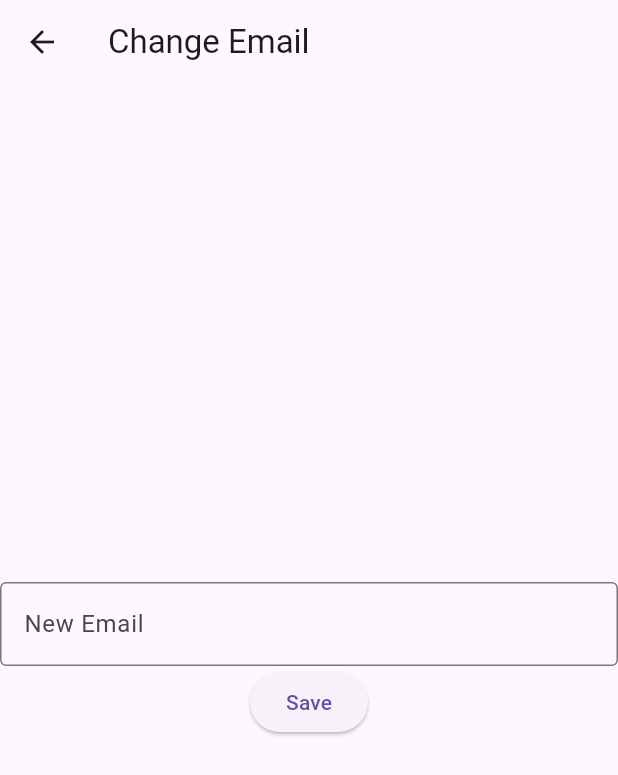
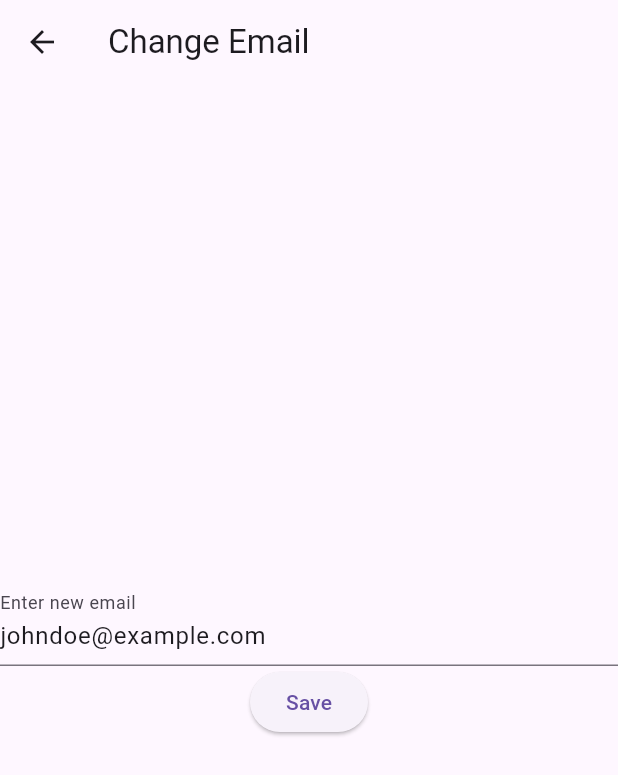
Before and after one commit to fibrobar/fitborat, a Flutter app: the MyDataScreen screen opened by its route, after a tap on "Change Email", on a phone screen of 412 x 824 dp. Shown: the top 775 px of the screen. Run offline on Flutter 3.47's test engine with Material 3 defaults, Android fonts, the phone set to English and light mode, and no system bars; our stand-ins replace video_player.

Commit message:
my data resolve

```diff
--- a/lib/change_email.dart
+++ b/lib/change_email.dart
@@ -1,11 +1,15 @@
 import 'package:flutter/material.dart';
 
 //save the new email and change the email of the user
+//imput a new string for email and save it
+//put the new email in the place of the  email variable
+
 class ChangeEmailScreen extends StatelessWidget {
   const ChangeEmailScreen({Key? key}) : super(key: key);
 
   @override
   Widget build(BuildContext context) {
+    String email = '';
     return Scaffold(
       appBar: AppBar(
         title: const Text('Change Email'),
@@ -15,15 +19,12 @@ class ChangeEmailScreen extends StatelessWidget {
           mainAxisAlignment: MainAxisAlignment.center,
           children: <Widget>[
             TextField(
-              decoration: const InputDecoration(
-                border: OutlineInputBorder(),
-                labelText: 'New Email',
-              ),
+              onChanged: (value) {
+                email = value;
+              },
             ),
             ElevatedButton(
               onPressed: () {
-                //save the new email
-                //change the email of the user
                 Navigator.pop(context);
               },
               child: const Text('Save'),
--- a/lib/main.dart
+++ b/lib/main.dart
@@ -38,7 +38,7 @@
         '/vegetarian_food': (context) => const VegetarianFoodScreen(),
         '/vegan_food': (context) => const VeganFoodScreen(),
         '/my_data': (context) => const MyDataScreen(),
-        '/change_email': (context) => const ChangeEmailScreen(),
+        //'/change_email': (context) => const ChangeEmailScreen(),
         '/bmi_calculator': (context) => const BmiCalculatorScreen(),
 
 
--- a/lib/my_data.dart
+++ b/lib/my_data.dart
@@ -1,11 +1,15 @@
 import 'package:flutter/material.dart';
 
-//display the name and the email of the user
-//make a buuton to change the email
+class MyDataScreen extends StatefulWidget {
+  const MyDataScreen({Key? key}) : super(key: key);
 
+  @override
+  _MyDataScreenState createState() => _MyDataScreenState();
+}
 
-class MyDataScreen extends StatelessWidget {
-  const MyDataScreen({Key? key}) : super(key: key);
+class _MyDataScreenState extends State<MyDataScreen> {
+  String name = 'John Doe';
+  String email = 'johndoe@example.com';
 
   @override
   Widget build(BuildContext context) {
@@ -17,19 +21,118 @@ class MyDataScreen extends StatelessWidget {
         child: Column(
           mainAxisAlignment: MainAxisAlignment.center,
           children: <Widget>[
-            Text('Name: John Doe'),
-            Text('Email:jhone@gmail.com'),
+            Text('Name: $name'),
+            Text('Email: $email'),
             ElevatedButton(
-              onPressed: () {
-                Navigator.pushNamed(context, '/change_email');
+              onPressed: () async {
+                // Navigate to ChangeEmailScreen and wait for the new email
+                final result = await Navigator.push(
+                  context,
+                  MaterialPageRoute(
+                    builder: (context) => ChangeEmailScreen(initialEmail: email),
+                  ),
+                );
+                // If a new email is returned, update the email
+                if (result != null) {
+                  setState(() {
+                    email = result;
+                  });
+                }
               },
               child: const Text('Change Email'),
             ),
-
-
+            ElevatedButton(
+              onPressed: () async {
+                // Navigate to ChangeNameScreen and wait for the new name
+                final result = await Navigator.push(
+                  context,
+                  MaterialPageRoute(
+                    builder: (context) => ChangeNameScreen(initialName: name),
+                  ),
+                );
+                // If a new name is returned, update the name
+                if (result != null) {
+                  setState(() {
+                    name = result;
+                  });
+                }
+              },
+              child: const Text('Change Name'),
+            ),
           ],
         ),
       ),
     );
   }
 }
+class ChangeEmailScreen extends StatelessWidget {
+  final String initialEmail;
+  const ChangeEmailScreen({Key? key, required this.initialEmail}) : super(key: key);
+
+  @override
+  Widget build(BuildContext context) {
+    String email = initialEmail;
+    return Scaffold(
+      appBar: AppBar(
+        title: const Text('Change Email'),
+      ),
+      body: Center(
+        child: Column(
+          mainAxisAlignment: MainAxisAlignment.center,
+          children: <Widget>[
+            TextField(
+              decoration: const InputDecoration(labelText: 'Enter new email'),
+              onChanged: (value) {
+                email = value;
+              },
+              controller: TextEditingController(text: initialEmail),
+            ),
+            ElevatedButton(
+              onPressed: () {
+                // Return the new email to the previous screen
+                Navigator.pop(context, email);
+              },
+              child: const Text('Save'),
+            ),
+          ],
+        ),
+      ),
+    );
+  }
+}
+
+class ChangeNameScreen extends StatelessWidget {
+  final String initialName;
+  const ChangeNameScreen({Key? key, required this.initialName}) : super(key: key);
+
+  @override
+  Widget build(BuildContext context) {
+    String name = initialName;
+    return Scaffold(
+      appBar: AppBar(
+        title: const Text('Change Name'),
+      ),
+      body: Center(
+        child: Column(
+          mainAxisAlignment: MainAxisAlignment.center,
+          children: <Widget>[
+            TextField(
+              decoration: const InputDecoration(labelText: 'Enter new name'),
+              onChanged: (value) {
+                name = value;
+              },
+              controller: TextEditingController(text: initialName),
+            ),
+            ElevatedButton(
+              onPressed: () {
+                // Return the new name to the previous screen
+                Navigator.pop(context, name);
+              },
+              child: const Text('Save'),
+            ),
+          ],
+        ),
+      ),
+    );
+  }
+}
--- a/pubspec.yaml
+++ b/pubspec.yaml
@@ -89,3 +89,6 @@ flutter:
   #
   # For details regarding fonts from package dependencies,
   # see https://flutter.dev/to/font-from-package
+  assets:
+    - videos/abs.mp4
+    - videos/fitness.jpg
```
